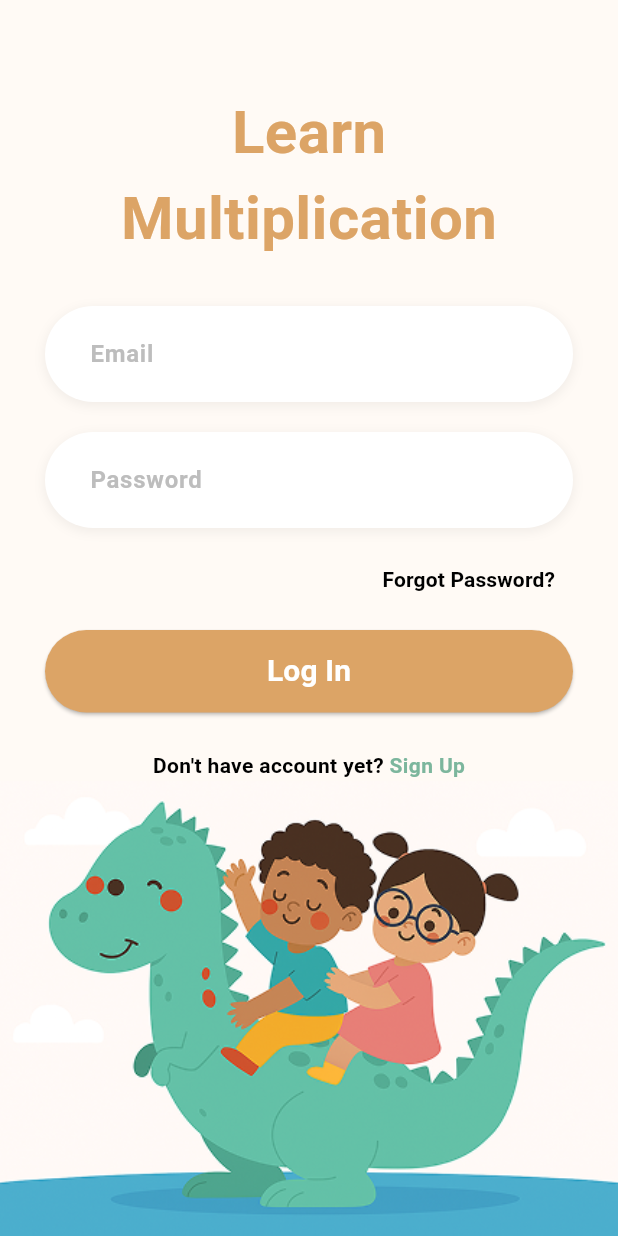
After one commit to pieter0100/projektGrupowy, a Flutter app: the LoginScreen screen opened by its route, on a phone screen of 412 x 824 dp. The commit adds this screen. Run offline on Flutter 3.47's test engine with Material 3 defaults, Android fonts, the phone set to English and light mode, and no system bars; our stand-ins replace go_router, hive, hive_flutter, logger; accounts and stored records are empty.

Commit message:
started working on login screen

```diff
--- /dev/null
+++ b/devtools_options.yaml
@@ -0,0 +1,3 @@
+description: This file stores settings for Dart & Flutter DevTools.
+documentation: https://docs.flutter.dev/tools/devtools/extensions#configure-extension-enablement-states
+extensions:
--- a/lib/main.dart
+++ b/lib/main.dart
@@ -1,5 +1,6 @@
 import 'package:flutter/material.dart';
 import 'package:go_router/go_router.dart';
+import 'package:projekt_grupowy/screens/login_screen.dart';
 
 import 'widgets/scaffold_with_nav.dart';
 import 'screens/leaderboard_screen.dart';
@@ -98,6 +99,12 @@ final GoRouter _router = GoRouter(
         return PracticeEndScreen(level: level);
       },
     ),
+
+    GoRoute(
+      path: '/login',
+      builder: (context, state) => const LoginScreen(),
+    )
+
   ],
 );
 
--- /dev/null
+++ b/lib/screens/login_screen.dart
@@ -0,0 +1,94 @@
+import 'package:flutter/material.dart';
+import 'package:projekt_grupowy/widgets/login_text_input.dart';
+
+class LoginScreen extends StatelessWidget {
+  const LoginScreen({super.key});
+
+  @override
+  Widget build(BuildContext context) {
+    const Color backgroundColor = Color(0xFFFFFAF5);
+    const Color primaryColor = Color(0xFFDCA466);
+    const Color linkColor = Color(0xFF7CB69D);
+
+    return Scaffold(
+      backgroundColor: backgroundColor,
+      body: SafeArea(
+        child: Column(
+          children: [
+            Padding(
+              padding: const EdgeInsets.symmetric(horizontal: 30.0),
+              child: Column(
+                crossAxisAlignment: CrossAxisAlignment.center,
+                children: [
+                  const SizedBox(height: 60),
+                  const Text(
+                    'Learn',
+                    style: TextStyle(fontSize: 40, fontWeight: FontWeight.bold, color: primaryColor),
+                  ),
+                  const Text(
+                    'Multiplication',
+                    style: TextStyle(fontSize: 40, fontWeight: FontWeight.bold, color: primaryColor),
+                  ),
+                  const SizedBox(height: 30),
+
+                  // login and password input
+                  LoginTextInput(hintText: 'Email'),
+
+                  const SizedBox(height: 20),
+
+                  LoginTextInput(hintText: 'Password'),
+
+                  const SizedBox(height: 10),
+
+                  Align(
+                    alignment: Alignment.centerRight,
+                    child: TextButton(
+                      onPressed: () {},
+                      child: const Text('Forgot Password?', style: TextStyle(color: Colors.black, fontWeight: FontWeight.bold)),
+                    ),
+                  ),
+                  const SizedBox(height: 10),
+                  SizedBox(
+                    width: double.infinity,
+                    height: 55,
+                    child: ElevatedButton(
+                      onPressed: () {},
+                      style: ElevatedButton.styleFrom(
+                        backgroundColor: primaryColor,
+                        foregroundColor: Colors.white,
+                        shape: RoundedRectangleBorder(borderRadius: BorderRadius.circular(30)),
+                      ),
+                      child: const Text('Log In', style: TextStyle(fontSize: 20, fontWeight: FontWeight.bold)),
+                    ),
+                  ),
+                  const SizedBox(height: 25),
+                  Row(
+                    mainAxisAlignment: MainAxisAlignment.center,
+                    children: [
+                      const Text("Don't have account yet? ", style: TextStyle(color: Colors.black, fontWeight: FontWeight.w600)),
+                      GestureDetector(
+                        onTap: () {},
+                        child: const Text("Sign Up", style: TextStyle(color: linkColor, fontWeight: FontWeight.bold)),
+                      ),
+                    ],
+                  ),
+                ],
+              ),
+            ),
+
+            Expanded(
+              child: Container(
+                width: double.infinity,
+                alignment: Alignment.bottomCenter,
+                child: Image.asset(
+                  'assets/images/dino.png',
+                  fit: BoxFit.contain,
+                ),
+              ),
+            ),
+          ],
+        ),
+      ),
+    );
+  }
+}
--- /dev/null
+++ b/lib/widgets/login_text_input.dart
@@ -0,0 +1,50 @@
+import 'package:flutter/material.dart';
+
+class LoginTextInput extends StatelessWidget {
+  final String hintText;
+  final bool isPassword;
+
+  const LoginTextInput({
+    super.key,
+    required this.hintText,
+    this.isPassword = false,
+  });
+
+  @override
+  Widget build(BuildContext context) {
+    return Container(
+      decoration: BoxDecoration(
+        color: Colors.white,
+        borderRadius: BorderRadius.circular(50),
+        boxShadow: [
+          BoxShadow(
+            color: Colors.black.withOpacity(0.05),
+            spreadRadius: 1,
+            blurRadius: 5,
+            offset: const Offset(0, 2),
+          ),
+        ],
+      ),
+      child: TextField(
+        obscureText: isPassword,
+        style: const TextStyle(
+          fontWeight: FontWeight.bold,
+          color: Colors.black87,
+        ),
+        decoration: InputDecoration(
+          hintText: hintText,
+          hintStyle: TextStyle(
+            color: Colors.grey[400],
+            fontWeight: FontWeight.bold,
+            fontSize: 16,
+          ),
+          border: InputBorder.none,
+          contentPadding: const EdgeInsets.symmetric(
+            vertical: 20,
+            horizontal: 30,
+          ),
+        ),
+      ),
+    );
+  }
+}
--- a/pubspec.yaml
+++ b/pubspec.yaml
@@ -26,3 +26,6 @@ dev_dependencies:
 
 flutter:
   uses-material-design: true
+
+  assets:
+    - assets/images/dino.png
```
Also changed, not shown: assets/images/dino.png (added).
